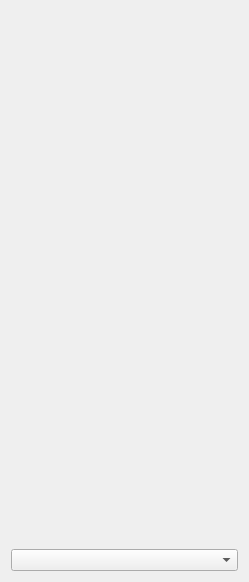
Old version of the form Forms/Tools/DenMap.ui in the repository Admiral-Fish/RaidFinder.
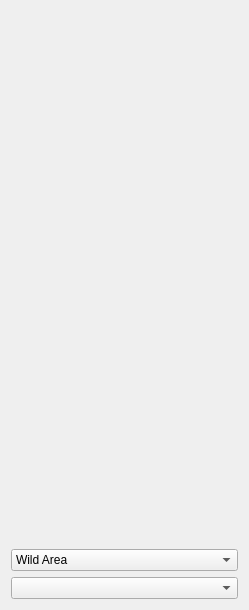
New version of the form.

Commit message: Seperate dens by location

```diff
--- a/Forms/Tools/DenMap.ui
+++ b/Forms/Tools/DenMap.ui
@@ -14,6 +14,9 @@
    <string>Den Map</string>
   </property>
   <layout class="QGridLayout" name="gridLayout">
+   <item row="3" column="2">
+    <widget class="QComboBox" name="comboBoxDen"/>
+   </item>
    <item row="1" column="2">
     <widget class="QLabel" name="labelMap">
      <property name="sizePolicy">
@@ -37,7 +40,18 @@
     </widget>
    </item>
    <item row="2" column="2">
-    <widget class="QComboBox" name="comboBoxDen"/>
+    <widget class="QComboBox" name="comboBoxLocation">
+     <item>
+      <property name="text">
+       <string>Wild Area</string>
+      </property>
+     </item>
+     <item>
+      <property name="text">
+       <string>Isle of Armor</string>
+      </property>
+     </item>
+    </widget>
    </item>
   </layout>
  </widget>
```
Left out of the diff: 4 changed lines with no effect on the pictures. The commit also changes 11 other files.
